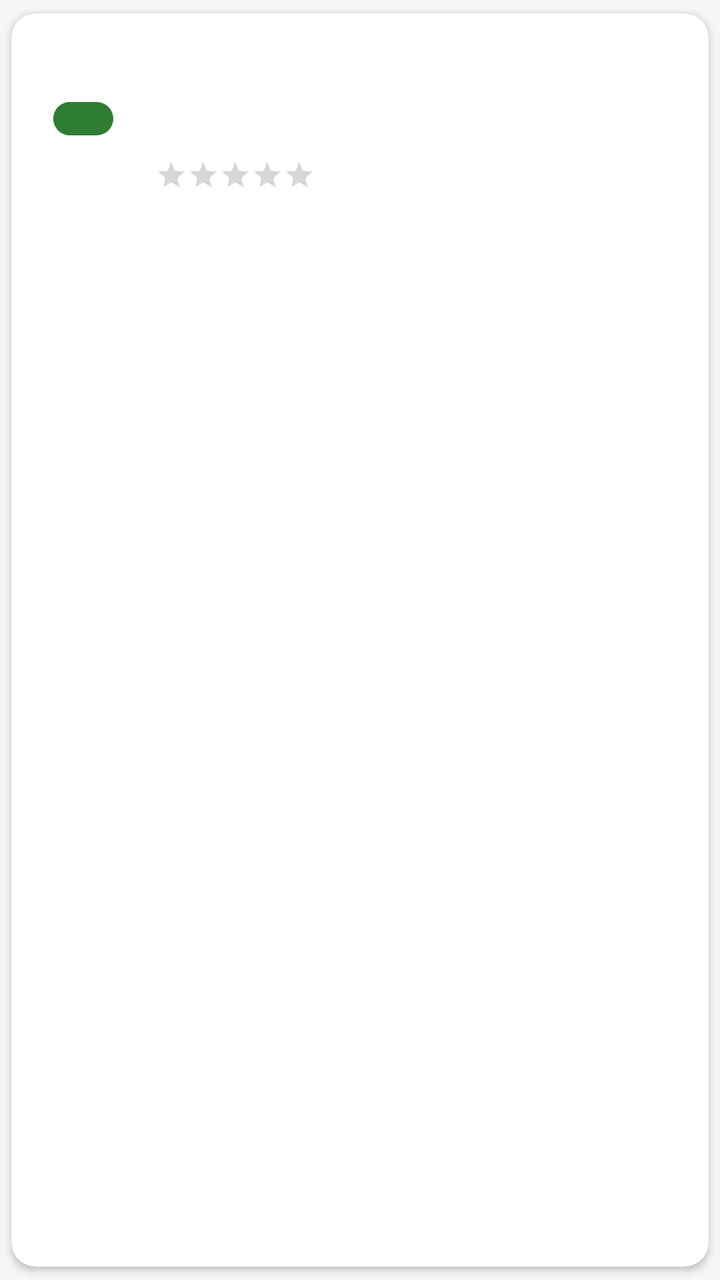
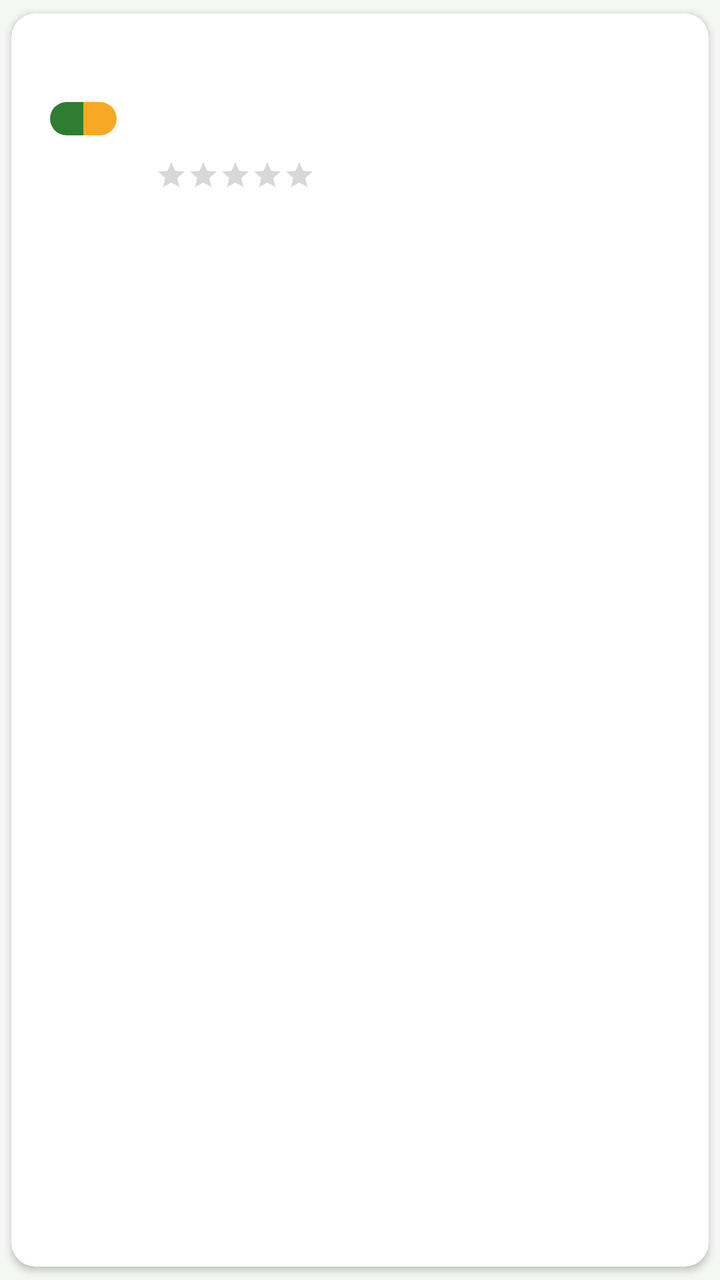

The first picture is an Android layout as it rendered before a commit; the second is the same layout after the commit. The layout source and the unified diff follow.
<!-- AndroidManifest.xml: application theme Theme.ElPastillero -->
<!-- res/layout/item_medicamento.xml -->
<?xml version="1.0" encoding="utf-8"?>
<androidx.cardview.widget.CardView xmlns:android="http://schemas.android.com/apk/res/android"
    xmlns:app="http://schemas.android.com/apk/res-auto"
    style="@style/Estilo.Tarjeta"
    android:layout_width="match_parent"
    android:layout_height="wrap_content"
    android:layout_margin="@dimen/margen_pequeno"
    android:clickable="true"
    android:focusable="true"
    android:foreground="?attr/selectableItemBackground"
    app:cardUseCompatPadding="true">

    <LinearLayout
        android:layout_width="match_parent"
        android:layout_height="wrap_content"
        android:gravity="center_vertical"
        android:orientation="horizontal"
        android:padding="@dimen/margen">

        <ImageView
            android:id="@+id/imgIcono"
            android:layout_width="40dp"
            android:layout_height="40dp"
            android:contentDescription="@string/cd_medicamento"
            android:src="@drawable/ic_pill"
            app:tint="@color/verde_primario" />

        <LinearLayout
            android:layout_width="0dp"
            android:layout_height="wrap_content"
            android:layout_marginStart="@dimen/margen"
            android:layout_weight="1"
            android:orientation="vertical">

            <TextView
                android:id="@+id/txtNombre"
                android:layout_width="match_parent"
                android:layout_height="wrap_content"
                android:ellipsize="end"
                android:maxLines="1"
                android:textSize="16sp"
                android:textStyle="bold" />

            <TextView
                android:id="@+id/txtPrincipio"
                android:layout_width="match_parent"
                android:layout_height="wrap_content"
                android:ellipsize="end"
                android:maxLines="1"
                android:textColor="@color/texto_secundario"
                android:textSize="13sp" />

            <TextView
                android:id="@+id/txtDosis"
                android:layout_width="match_parent"
                android:layout_height="wrap_content"
                android:ellipsize="end"
                android:maxLines="1"
                android:textSize="13sp" />

            <LinearLayout
                android:layout_width="match_parent"
                android:layout_height="wrap_content"
                android:gravity="center_vertical"
                android:orientation="horizontal">

                <RatingBar
                    android:id="@+id/ratingItem"
                    style="?android:attr/ratingBarStyleSmall"
                    android:layout_width="wrap_content"
                    android:layout_height="wrap_content"
                    android:isIndicator="true"
                    android:numStars="5"
                    android:rating="0"
                    android:stepSize="1" />

                <TextView
                    android:id="@+id/txtStock"
                    android:layout_width="wrap_content"
                    android:layout_height="wrap_content"
                    android:layout_marginStart="@dimen/margen_pequeno"
                    android:textColor="@color/texto_secundario"
                    android:textSize="12sp" />
            </LinearLayout>
        </LinearLayout>

        <ImageView
            android:id="@+id/imgAlerta"
            android:layout_width="24dp"
            android:layout_height="24dp"
            android:contentDescription="@string/cd_alerta"
            android:src="@drawable/ic_warning"
            android:visibility="gone" />
    </LinearLayout>

</androidx.cardview.widget.CardView>
<!-- resources referenced by this layout -->
<resources>
  <color name="texto_secundario">#5F6B5F</color>
  <color name="verde_primario">#2E7D32</color>
  <dimen name="margen">16dp</dimen>
  <dimen name="margen_pequeno">8dp</dimen>
  <!-- drawable ic_pill (drawable) -->
  <?xml version="1.0" encoding="utf-8"?>
  <vector xmlns:android="http://schemas.android.com/apk/res/android"
      android:width="24dp"
      android:height="24dp"
      android:viewportWidth="24"
      android:viewportHeight="24">
      <path
          android:fillColor="#FF000000"
          android:pathData="M8,7h8a5,5 0 0 1 0,10h-8a5,5 0 0 1 0,-10z" />
      <path
          android:fillColor="#FFFF8F00"
          android:pathData="M8,7h4v10h-4a5,5 0 0 1 0,-10z" />
  </vector>
  <!-- drawable ic_warning (drawable) -->
  <?xml version="1.0" encoding="utf-8"?>
  <vector xmlns:android="http://schemas.android.com/apk/res/android"
      android:width="24dp"
      android:height="24dp"
      android:viewportWidth="24"
      android:viewportHeight="24">
      <path
          android:fillColor="#FFC62828"
          android:pathData="M1,21h22L12,2 1,21zM13,18h-2v-2h2v2zM13,14h-2v-4h2v4z" />
  </vector>
  <string name="cd_alerta">Aviso de stock bajo</string>
  <string name="cd_medicamento">Icono de medicamento</string>
  <style name="Estilo.Tarjeta">
          <item name="cardCornerRadius">@dimen/radio_tarjeta</item>
          <item name="cardElevation">2dp</item>
          <item name="cardBackgroundColor">@color/tarjeta</item>
      </style>
  <style name="Theme.ElPastillero" parent="Theme.MaterialComponents.DayNight.DarkActionBar">
          <item name="colorPrimary">@color/verde_primario</item>
          <item name="colorPrimaryVariant">@color/verde_oscuro</item>
          <item name="colorOnPrimary">@color/blanco</item>
          <item name="colorSecondary">@color/acento</item>
          <item name="colorSecondaryVariant">@color/acento_oscuro</item>
          <item name="colorOnSecondary">@color/negro</item>
          <item name="android:statusBarColor">@color/verde_oscuro</item>
          <item name="android:windowBackground">@color/fondo</item>
      </style>
  <dimen name="radio_tarjeta">12dp</dimen>
  <color name="tarjeta">#FFFFFF</color>
  <color name="verde_oscuro">#1B5E20</color>
  <color name="blanco">#FFFFFF</color>
  <color name="acento">#F9A825</color>
  <color name="acento_oscuro">#C17900</color>
  <color name="negro">#000000</color>
  <color name="fondo">#F4F7F4</color>
</resources>

<!-- the commit's change to res/layout/item_medicamento.xml (unified diff, before → after) -->
@@ -22,8 +22,7 @@
             android:layout_width="40dp"
             android:layout_height="40dp"
             android:contentDescription="@string/cd_medicamento"
-            android:src="@drawable/ic_pill"
-            app:tint="@color/verde_primario" />
+            android:src="@drawable/ic_pill" />
 
         <LinearLayout
             android:layout_width="0dp"
<!-- resource entries referenced after the edit -->
@@ -12,11 +12,11 @@
       android:viewportWidth="24"
       android:viewportHeight="24">
       <path
-          android:fillColor="#FF000000"
-          android:pathData="M8,7h8a5,5 0 0 1 0,10h-8a5,5 0 0 1 0,-10z" />
+          android:fillColor="@color/verde_primario"
+          android:pathData="M7,7h5v10h-5a5,5 0 0 1 0,-10z" />
       <path
-          android:fillColor="#FFFF8F00"
-          android:pathData="M8,7h4v10h-4a5,5 0 0 1 0,-10z" />
+          android:fillColor="@color/acento"
+          android:pathData="M12,7h5a5,5 0 0 1 0,10h-5z" />
   </vector>
   <!-- drawable ic_warning (drawable) -->
   <?xml version="1.0" encoding="utf-8"?>
